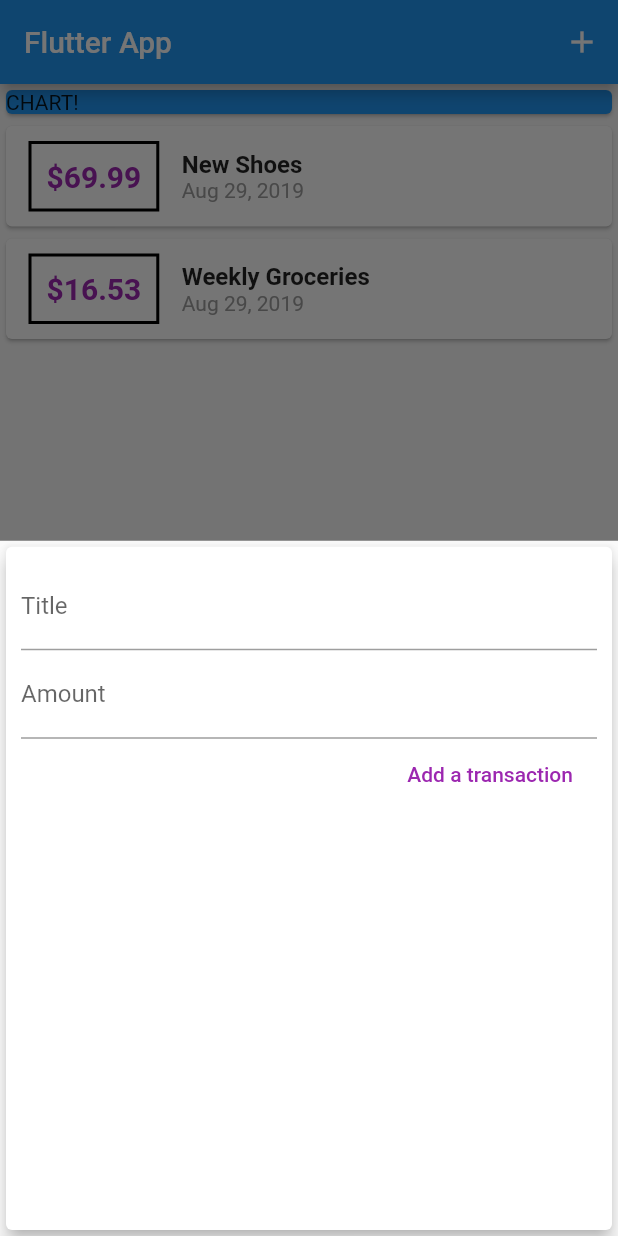
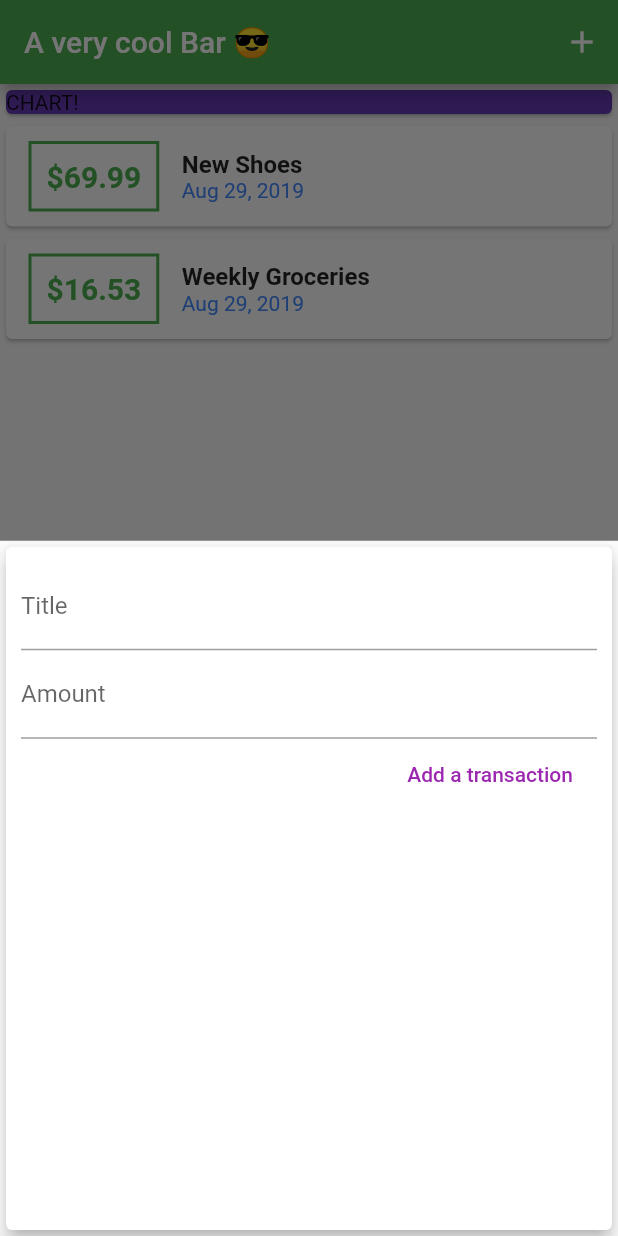
Before and after one commit to SaadiSidali/flutter-project-learn, a Flutter app: the screen it shows after launch, after a tap on the "add" icon, on a phone screen of 412 x 824 dp. Run offline on Flutter 3.47's test engine with Material 2 defaults, Android fonts, the phone set to English and light mode, and no system bars.

Commit message:
Something happened here ...

```diff
--- a/lib/main.dart
+++ b/lib/main.dart
@@ -10,7 +10,7 @@ class MyApp extends StatelessWidget {
   @override
   Widget build(BuildContext context) {
     return MaterialApp(
-      title: 'Flutter App',
+      title: 'A very cool Bar 😎',
       debugShowCheckedModeBanner: false,
       home: MyHomePage(),
     );
@@ -59,7 +59,8 @@ class _MyHomePageState extends State<MyHomePage> {
   Widget build(BuildContext context) {
     return Scaffold(
       appBar: AppBar(
-        title: Text('Flutter App'),
+        backgroundColor: Colors.green,
+        title: Text('A very cool Bar 😎'),
         actions: <Widget>[
           IconButton(icon: Icon(Icons.add, ),onPressed: ()=>_startAddNewTransaction(context),)
         ],
@@ -71,7 +72,7 @@ class _MyHomePageState extends State<MyHomePage> {
             Container(
               width: double.infinity,
               child: Card(
-                color: Colors.blue,
+                color: Colors.deepPurple,
                 child: Text('CHART!'),
               ),
             ),
@@ -81,6 +82,7 @@ class _MyHomePageState extends State<MyHomePage> {
       ),
       floatingActionButtonLocation: FloatingActionButtonLocation.centerFloat,
       floatingActionButton: FloatingActionButton(
+        backgroundColor: Colors.green,
         child: Icon(Icons.add),
         onPressed: ()=>_startAddNewTransaction(context),
       ),
--- a/lib/widgets/new_transaction.dart
+++ b/lib/widgets/new_transaction.dart
@@ -1,11 +1,18 @@
 import 'package:flutter/material.dart';
 
-class NewTransaction extends StatelessWidget {
+class NewTransaction extends StatefulWidget {
   final Function addTx;
-  final titleController = TextEditingController();
-  final amountController = TextEditingController();
 
   NewTransaction(this.addTx);
+
+  @override
+  _NewTransactionState createState() => _NewTransactionState();
+}
+
+class _NewTransactionState extends State<NewTransaction> {
+  final titleController = TextEditingController();
+
+  final amountController = TextEditingController();
 
   void submitData(){
     final enteredTitle = titleController.text;
@@ -13,7 +20,7 @@ class NewTransaction extends StatelessWidget {
     if(enteredTitle.isEmpty || enteredAmount <= 0){
       return;
     }
-    addTx(enteredTitle, enteredAmount);
+    widget.addTx(enteredTitle, enteredAmount);
   }
 
   @override
--- a/lib/widgets/transaction_list.dart
+++ b/lib/widgets/transaction_list.dart
@@ -20,13 +20,13 @@ class TransactionList extends StatelessWidget {
                   padding: EdgeInsets.all(10),
                   margin: EdgeInsets.symmetric(horizontal: 15, vertical: 10),
                   decoration: BoxDecoration(
-                      border: Border.all(color: Colors.black, width: 2)),
+                      border: Border.all(color: Colors.green, width: 2)),
                   child: Text(
                     '\$${transactions[index].amount.toStringAsFixed(2)}',
                     style: TextStyle(
                         fontWeight: FontWeight.bold,
                         fontSize: 20,
-                        color: Colors.purple),
+                        color: Colors.green),
                   ),
                 ),
                 Column(
@@ -38,7 +38,7 @@ class TransactionList extends StatelessWidget {
                     ),
                     Text(
                       DateFormat.yMMMd().format(transactions[index].date),
-                      style: TextStyle(color: Colors.grey),
+                      style: TextStyle(color: Colors.blueAccent),
                     )
                   ],
                 )
```
